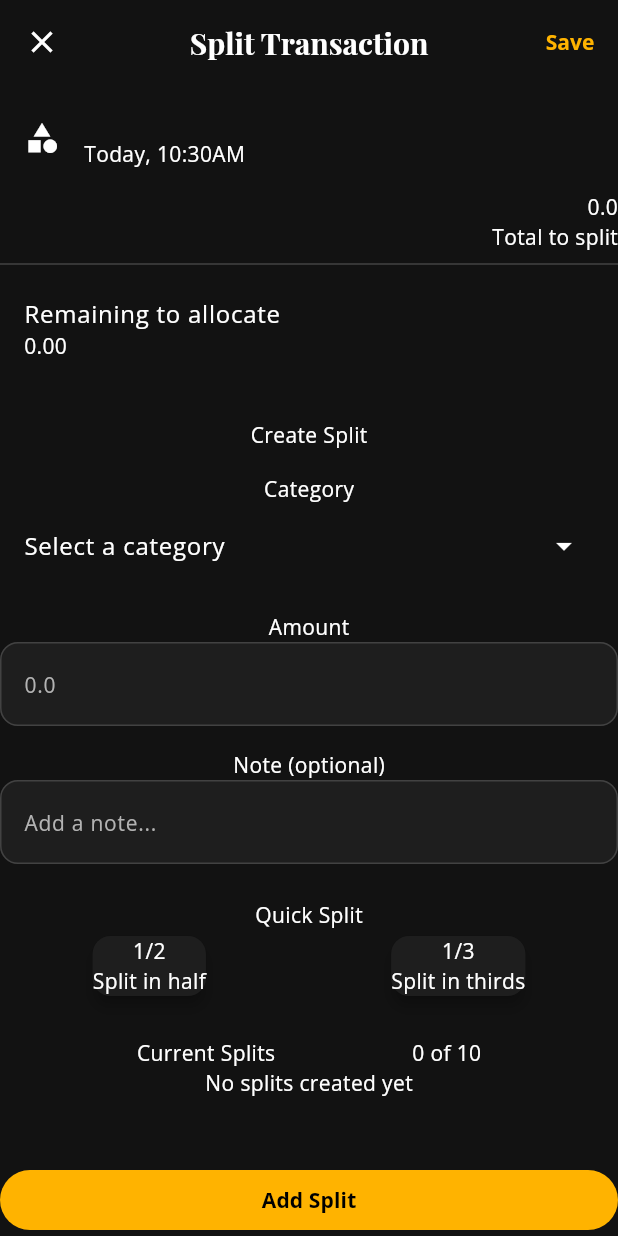
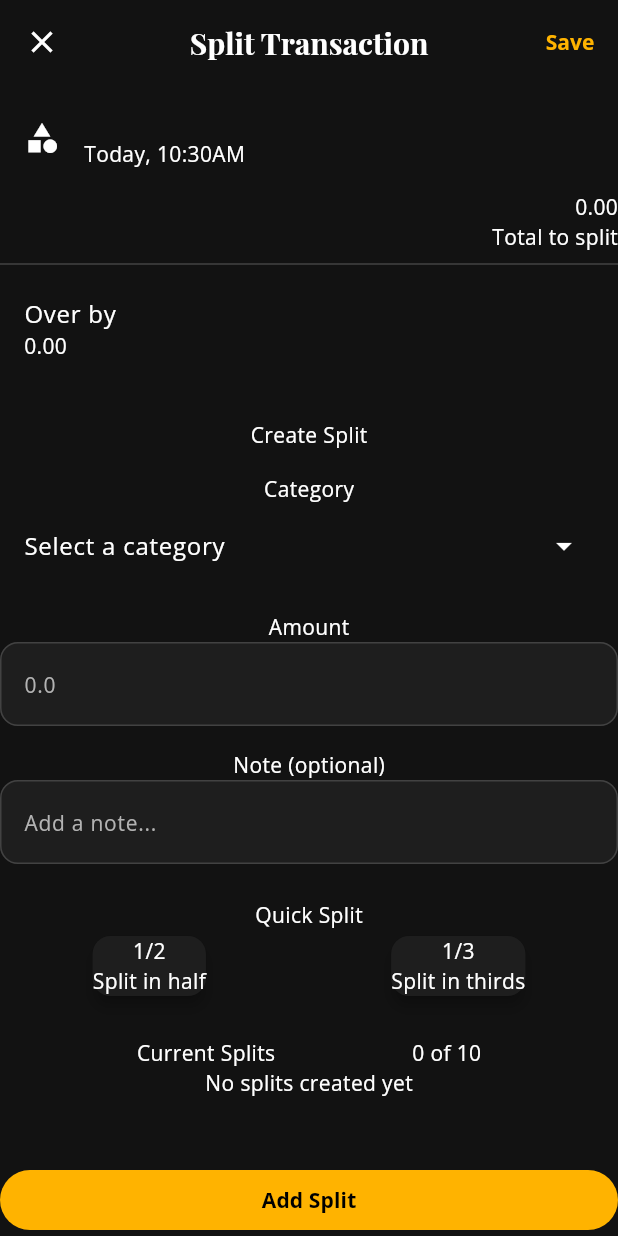
Before and after one commit to MiThaikKaMar/xpens_flow, a Flutter app: the TransactionSplitPage screen opened directly with empty values, on a phone screen of 412 x 824 dp. Run offline on Flutter 3.47's test engine with Material 3 defaults, Android fonts, the phone set to English and light mode, and no system bars; our stand-ins replace equatable, file_picker, flutter_bloc, flutter_datetime_picker_plus, flutter_timezone, fpdart and 8 more; missing offline and left inert: currency_picker; accounts and stored records are empty; statements that could not run were skipped.

Commit message:
finish saving changes of transaction'

```diff
--- a/lib/app/router/app_router.dart
+++ b/lib/app/router/app_router.dart
@@ -1,3 +1,5 @@
+import 'dart:math';
+
 import 'package:flutter/material.dart';
 import 'package:go_router/go_router.dart';
 import 'package:xpens_flow/app/di/init_dependencies.dart';
@@ -123,6 +125,7 @@ class AppRouter {
           final idString = state.pathParameters['id']!;
           final transactionId = int.parse(idString);
           final extras = state.extra as Map<String, dynamic>;
+          final editedAmount = extras['editedAmount'] as double;
           final transaction = extras['transaction'] as Transaction;
           final currencySymbol = extras['symbol'] as String;
 
@@ -132,6 +135,7 @@ class AppRouter {
               ? List<TransactionSplit>.from(rawSplits)
               : <TransactionSplit>[];
           return TransactionSplitPage(
+            editedAmount: editedAmount,
             transactionId: transactionId,
             transaction: transaction,
             currencySymbol: currencySymbol,
--- a/lib/features/transactions/presentation/pages/transaction_split_page.dart
+++ b/lib/features/transactions/presentation/pages/transaction_split_page.dart
@@ -9,6 +9,7 @@ import '../../../../core/ui/theme/spacing.dart';
 import '../../domain/entities/transaction.dart';
 
 class TransactionSplitPage extends StatefulWidget {
+  final double editedAmount;
   final int transactionId;
   final Transaction transaction;
   final String currencySymbol;
@@ -16,6 +17,7 @@ class TransactionSplitPage extends StatefulWidget {
 
   const TransactionSplitPage({
     super.key,
+    required this.editedAmount,
     required this.transactionId,
     required this.transaction,
     required this.currencySymbol,
@@ -53,7 +55,7 @@ class _TransactionSplitPageState extends State<TransactionSplitPage> {
     debugPrint("Existing Splits : ${widget.existingSplits?.length}");
     // Initialize everything at once
     context.read<TransactionSplitCubit>().loadCategoriesAndInitialize(
-      transaction.amount,
+      widget.editedAmount, //transaction.amount,
       initialSplits: widget.existingSplits,
     );
     //Initialize split management and load categories
@@ -85,6 +87,7 @@ class _TransactionSplitPageState extends State<TransactionSplitPage> {
     //Get categories from the cubit directly
     final cubit = context.read<TransactionSplitCubit>();
     final allCategories = cubit.allCategories;
+    final remainOrOverAmount = state.remainingToAllocate;
     return SingleChildScrollView(
       child: Column(
         children: [
@@ -98,7 +101,7 @@ class _TransactionSplitPageState extends State<TransactionSplitPage> {
                 title: Text(transaction.category),
                 subtitle: Text(formatFullDateTime(transaction.date_time)),
               ),
-              Text("$currencySymbol${transaction.amount}"),
+              Text("$currencySymbol${widget.editedAmount.toStringAsFixed(2)}"),
               Text("Total to split"),
             ],
           ),
@@ -107,9 +110,11 @@ class _TransactionSplitPageState extends State<TransactionSplitPage> {
           //...........................
           // Remaining to allocate
           ListTile(
-            title: Text("Remaining to allocate"),
+            title: Text(
+              remainOrOverAmount > 0 ? "Remaining to allocate" : "Over by",
+            ),
             subtitle: Text(
-              "$currencySymbol${state.remainingToAllocate.toStringAsFixed(2)}",
+              "$currencySymbol${remainOrOverAmount.toStringAsFixed(2)}",
             ),
             // trailing: IconButton.filled(
             //   onPressed: () {
--- a/lib/features/transactions/presentation/state/split/transaction_split_cubit.dart
+++ b/lib/features/transactions/presentation/state/split/transaction_split_cubit.dart
@@ -1,7 +1,6 @@
 import 'package:equatable/equatable.dart';
 import 'package:flutter/material.dart';
 import 'package:flutter_bloc/flutter_bloc.dart';
-import 'package:path/path.dart';
 import 'package:xpens_flow/core/data/models/category_model.dart';
 import 'package:xpens_flow/core/domain/usecases/get_selected_categories.dart';
 import 'package:xpens_flow/core/domain/usecases/usecase.dart';
```
Also changed, not shown: lib/features/transactions/presentation/pages/transaction_editor_page.dart (+66 -2 lines).
